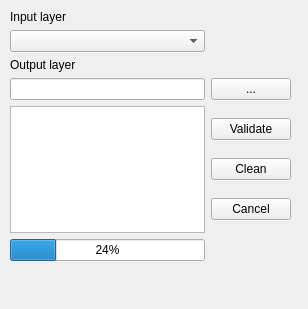
Old version of the form road_network_cleaner_dockwidget_base.ui in the repository spacesyntax/Rcl-topology-cleaner.
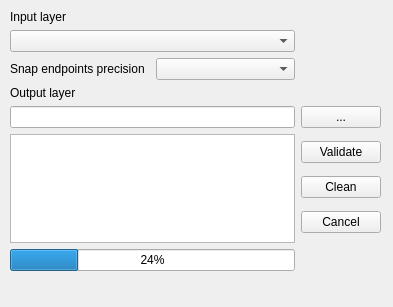
New version of the form.

```diff
--- a/road_network_cleaner_dockwidget_base.ui
+++ b/road_network_cleaner_dockwidget_base.ui
@@ -6,8 +6,8 @@
    <rect>
     <x>0</x>
     <y>0</y>
-    <width>308</width>
-    <height>309</height>
+    <width>393</width>
+    <height>307</height>
    </rect>
   </property>
   <property name="sizePolicy">
@@ -25,29 +25,29 @@
      <rect>
       <x>10</x>
       <y>10</y>
-      <width>281</width>
-      <height>251</height>
+      <width>371</width>
+      <height>261</height>
      </rect>
     </property>
     <layout class="QGridLayout" name="gridLayout_2">
-     <item row="3" column="1">
+     <item row="4" column="1">
       <widget class="QPushButton" name="browseButton">
        <property name="text">
         <string>...</string>
        </property>
       </widget>
      </item>
-     <item row="5" column="0">
+     <item row="6" column="0">
       <widget class="QProgressBar" name="progressBar">
        <property name="value">
         <number>24</number>
        </property>
       </widget>
      </item>
-     <item row="4" column="0">
+     <item row="5" column="0">
       <widget class="QTextEdit" name="textEdit"/>
      </item>
-     <item row="2" column="0">
+     <item row="3" column="0">
       <widget class="QLabel" name="label_2">
        <property name="text">
         <string>Output layer</string>
@@ -57,10 +57,10 @@
      <item row="1" column="0">
       <widget class="QComboBox" name="inputCombo"/>
      </item>
-     <item row="3" column="0">
+     <item row="4" column="0">
       <widget class="QLineEdit" name="outputText"/>
      </item>
-     <item row="4" column="1">
+     <item row="5" column="1">
       <layout class="QVBoxLayout" name="verticalLayout_2">
        <item>
         <widget class="QPushButton" name="validateButton">
@@ -92,6 +92,20 @@
        </property>
       </widget>
      </item>
+     <item row="2" column="0">
+      <layout class="QHBoxLayout" name="horizontalLayout">
+       <item>
+        <widget class="QLabel" name="label_3">
+         <property name="text">
+          <string>Snap endpoints precision </string>
+         </property>
+        </widget>
+       </item>
+       <item>
+        <widget class="QComboBox" name="toleranceCombo"/>
+       </item>
+      </layout>
+     </item>
     </layout>
    </widget>
   </widget>
```
